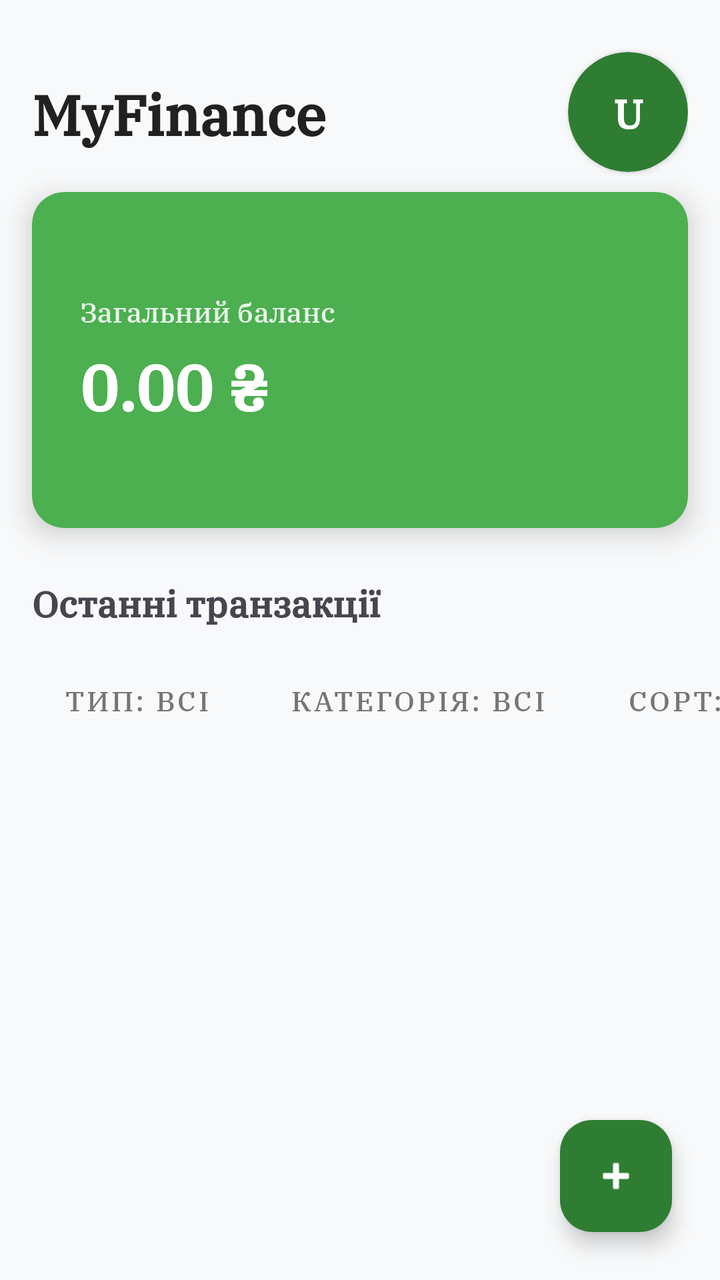
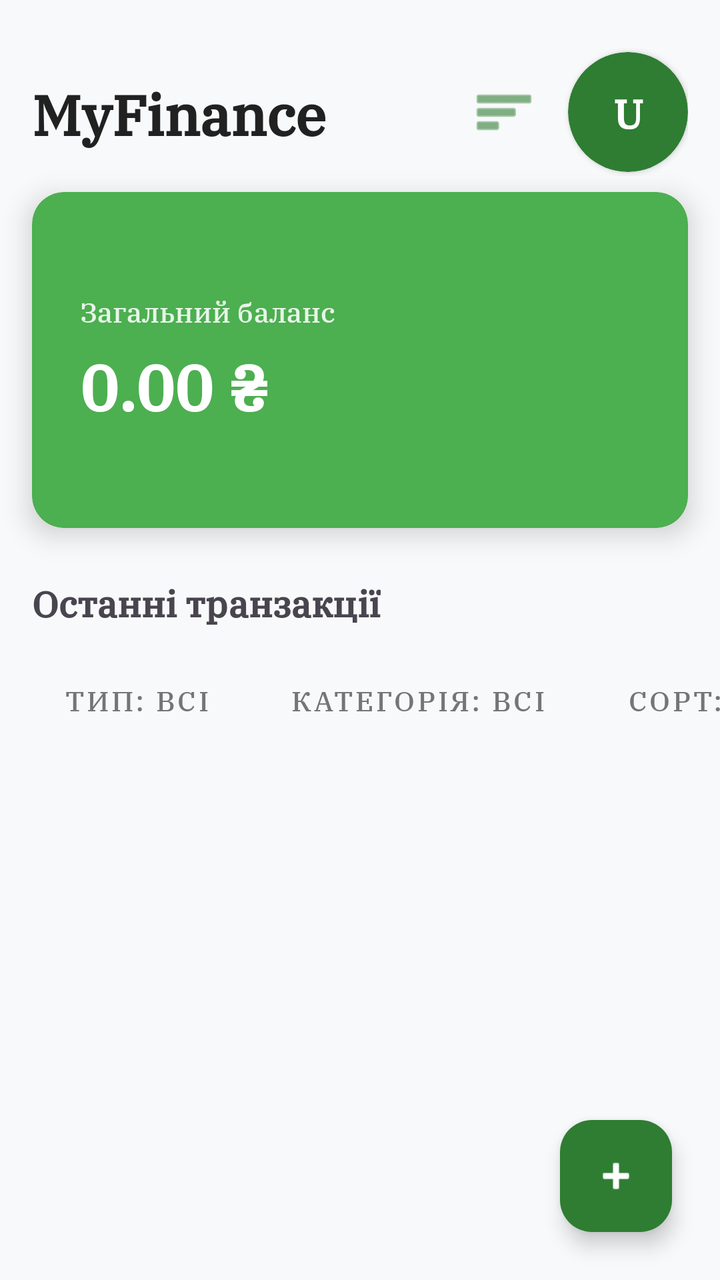

An Android layout rendered at two revisions. The XML below is the earlier revision; the diff shows what the commit changed to produce the second picture.
<!-- AndroidManifest.xml: application theme Theme.MyFinance -->
<!-- res/layout/activity_main.xml -->
<?xml version="1.0" encoding="utf-8"?>
<androidx.constraintlayout.widget.ConstraintLayout xmlns:android="http://schemas.android.com/apk/res/android"
    xmlns:app="http://schemas.android.com/apk/res-auto"
    xmlns:tools="http://schemas.android.com/tools"
    android:id="@+id/main"
    android:layout_width="match_parent"
    android:layout_height="match_parent"
    android:background="#F8F9FA"
    tools:context=".MainActivity">

    <FrameLayout
        android:id="@+id/headerContainer"
        android:layout_width="match_parent"
        android:layout_height="wrap_content"
        android:layout_marginTop="24dp"
        app:layout_constraintTop_toTopOf="parent">

        <LinearLayout
            android:id="@+id/topPanel"
            android:layout_width="match_parent"
            android:layout_height="wrap_content"
            android:gravity="center_vertical"
            android:minHeight="?attr/actionBarSize"
            android:orientation="horizontal"
            android:paddingHorizontal="16dp">

            <TextView
                android:layout_width="0dp"
                android:layout_height="wrap_content"
                android:layout_weight="1"
                android:text="MyFinance"
                android:textColor="#212121"
                android:textSize="28sp"
                android:textStyle="bold" />

            <androidx.cardview.widget.CardView
                android:id="@+id/cvProfile"
                android:layout_width="60dp"
                android:layout_height="60dp"
                android:clickable="true"
                android:focusable="true"
                android:foreground="?android:attr/selectableItemBackground"
                app:cardBackgroundColor="@color/primary_green"
                app:cardCornerRadius="200dp"
                app:cardElevation="2dp"
                app:cardPreventCornerOverlap="false">

                <TextView
                    android:id="@+id/tvProfileLetter"
                    android:layout_width="match_parent"
                    android:layout_height="match_parent"
                    android:gravity="center"
                    android:text="U"
                    android:textColor="#FFFFFF"
                    android:textSize="20sp"
                    android:textStyle="bold" />

                <ImageView
                    android:id="@+id/ivProfile"
                    android:layout_width="match_parent"
                    android:layout_height="match_parent"
                    android:scaleType="centerCrop"
                    android:visibility="gone" />

            </androidx.cardview.widget.CardView>
        </LinearLayout>

        <LinearLayout
            android:id="@+id/selectionPanel"
            android:layout_width="match_parent"
            android:layout_height="wrap_content"
            android:background="@color/selection_green"
            android:gravity="center_vertical"
            android:minHeight="?attr/actionBarSize"
            android:orientation="horizontal"
            android:paddingHorizontal="16dp"
            android:visibility="gone">

            <ImageView
                android:id="@+id/btnCloseSelection"
                android:layout_width="24dp"
                android:layout_height="24dp"
                android:src="@android:drawable/ic_menu_close_clear_cancel"
                app:tint="#000000" />

            <TextView
                android:id="@+id/tvSelectedCount"
                android:layout_width="0dp"
                android:layout_height="wrap_content"
                android:layout_marginStart="16dp"
                android:layout_weight="1"
                android:text="Вибрано: 1"
                android:textSize="18sp"
                android:textStyle="bold" />

            <ImageView
                android:id="@+id/btnSelectAll"
                android:layout_width="24dp"
                android:layout_height="24dp"
                android:layout_marginEnd="16dp"
                android:src="@android:drawable/ic_menu_agenda"
                app:tint="@color/primary_green" />

            <ImageView
                android:id="@+id/btnDeleteSelected"
                android:layout_width="24dp"
                android:layout_height="24dp"
                android:src="@android:drawable/ic_menu_delete"
                app:tint="#F44336" />
        </LinearLayout>
    </FrameLayout>

    <androidx.cardview.widget.CardView
        android:id="@+id/cardBalance"
        android:layout_width="match_parent"
        android:layout_height="wrap_content"
        android:layout_marginHorizontal="16dp"
        android:layout_marginTop="8dp"
        app:cardBackgroundColor="#4CAF50"
        app:cardCornerRadius="16dp"
        app:cardElevation="8dp"
        app:layout_constraintTop_toBottomOf="@id/headerContainer">

        <androidx.constraintlayout.widget.ConstraintLayout
            android:layout_width="match_parent"
            android:layout_height="wrap_content"
            android:padding="24dp">

            <LinearLayout
                android:id="@+id/layoutBalanceText"
                android:layout_width="0dp"
                android:layout_height="wrap_content"
                android:orientation="vertical"
                android:paddingVertical="4dp"
                android:paddingEnd="8dp"
                app:layout_constraintBottom_toBottomOf="parent"
                app:layout_constraintEnd_toStartOf="@+id/ivBalanceLogo"
                app:layout_constraintStart_toStartOf="parent"
                app:layout_constraintTop_toTopOf="parent">

                <TextView
                    android:layout_width="wrap_content"
                    android:layout_height="wrap_content"
                    android:text="Загальний баланс"
                    android:textColor="#E8F5E9"
                    android:textSize="14sp" />

                <TextView
                    android:id="@+id/tvTotalBalance"
                    android:layout_width="wrap_content"
                    android:layout_height="wrap_content"
                    android:layout_marginTop="4dp"
                    android:text="0.00 ₴"
                    android:textColor="#FFFFFF"
                    android:textSize="32sp"
                    android:textStyle="bold" />

            </LinearLayout>

            <ImageView
                android:id="@+id/ivBalanceLogo"
                android:layout_width="120dp"
                android:layout_height="120dp"
                android:alpha="0.9"
                app:layout_constraintBottom_toBottomOf="parent"
                app:layout_constraintEnd_toEndOf="parent"
                app:layout_constraintTop_toTopOf="parent" />

        </androidx.constraintlayout.widget.ConstraintLayout>
    </androidx.cardview.widget.CardView>

    <TextView
        android:id="@+id/tvHistoryLabel"
        android:layout_width="wrap_content"
        android:layout_height="wrap_content"
        android:layout_marginStart="16dp"
        android:layout_marginTop="24dp"
        android:text="Останні транзакції"
        android:textSize="18sp"
        android:textStyle="bold"
        app:layout_constraintStart_toStartOf="parent"
        app:layout_constraintTop_toBottomOf="@id/cardBalance" />

    <HorizontalScrollView
        android:id="@+id/filterScroll"
        android:layout_width="match_parent"
        android:layout_height="wrap_content"
        android:layout_marginTop="12dp"
        android:scrollbars="none"
        android:clipToPadding="false"
        android:paddingHorizontal="16dp"
        app:layout_constraintTop_toBottomOf="@id/tvHistoryLabel">

        <LinearLayout
            android:layout_width="wrap_content"
            android:layout_height="wrap_content"
            android:orientation="horizontal">

            <Button
                android:id="@+id/btnFilterType"
                style="@style/Widget.MaterialComponents.Button.OutlinedButton"
                android:layout_width="wrap_content"
                android:layout_height="wrap_content"
                android:text="Тип: Всі"
                android:textColor="#757575"
                app:strokeColor="#BDBDBD"
                android:layout_marginEnd="8dp"/>

            <Button
                android:id="@+id/btnFilterCategory"
                style="@style/Widget.MaterialComponents.Button.OutlinedButton"
                android:layout_width="wrap_content"
                android:layout_height="wrap_content"
                android:text="Категорія: Всі"
                android:textColor="#757575"
                app:strokeColor="#BDBDBD"
                android:layout_marginEnd="8dp"/>

            <Button
                android:id="@+id/btnSortDate"
                style="@style/Widget.MaterialComponents.Button.OutlinedButton"
                android:layout_width="wrap_content"
                android:layout_height="wrap_content"
                android:text="Сорт: Нові"
                android:textColor="#757575"
                app:strokeColor="#BDBDBD"/>
        </LinearLayout>
    </HorizontalScrollView>

    <androidx.recyclerview.widget.RecyclerView
        android:id="@+id/rvTransactions"
        android:layout_width="match_parent"
        android:layout_height="0dp"
        android:layout_marginTop="8dp"
        android:clipToPadding="false"
        android:paddingBottom="80dp"
        app:layout_constraintBottom_toBottomOf="parent"
        app:layout_constraintTop_toBottomOf="@id/filterScroll" />

    <LinearLayout
        android:id="@+id/scrollButtonsContainer"
        android:layout_width="wrap_content"
        android:layout_height="wrap_content"
        android:layout_margin="24dp"
        android:orientation="vertical"
        android:visibility="gone"
        app:layout_constraintBottom_toBottomOf="parent"
        app:layout_constraintStart_toStartOf="parent">

        <com.google.android.material.floatingactionbutton.FloatingActionButton
            android:id="@+id/fabScrollUp"
            android:layout_width="wrap_content"
            android:layout_height="wrap_content"
            android:layout_marginBottom="8dp"
            android:contentDescription="Вверх"
            android:src="@android:drawable/arrow_up_float"
            app:backgroundTint="#FFFFFF"
            app:elevation="4dp"
            app:fabCustomSize="40dp"
            app:borderWidth="0dp"
            app:shapeAppearanceOverlay="@style/ShapeAppearanceOverlay.MaterialComponents.FloatingActionButton"
            app:tint="@color/primary_green" />

        <com.google.android.material.floatingactionbutton.FloatingActionButton
            android:id="@+id/fabScrollDown"
            android:layout_width="wrap_content"
            android:layout_height="wrap_content"
            android:contentDescription="Вниз"
            android:src="@android:drawable/arrow_down_float"
            app:backgroundTint="#FFFFFF"
            app:elevation="4dp"
            app:fabCustomSize="40dp"
            app:borderWidth="0dp"
            app:shapeAppearanceOverlay="@style/ShapeAppearanceOverlay.MaterialComponents.FloatingActionButton"
            app:tint="@color/primary_green" />
    </LinearLayout>

    <com.google.android.material.floatingactionbutton.FloatingActionButton
        android:id="@+id/fabAddTransaction"
        android:layout_width="wrap_content"
        android:layout_height="wrap_content"
        android:layout_margin="24dp"
        android:contentDescription="Додати транзакцію"
        android:src="@android:drawable/ic_input_add"
        app:backgroundTint="@color/primary_green"
        app:layout_constraintBottom_toBottomOf="parent"
        app:layout_constraintEnd_toEndOf="parent"
        app:tint="#FFFFFF" />

</androidx.constraintlayout.widget.ConstraintLayout>
<!-- resources referenced by this layout -->
<resources>
  <color name="primary_green">#2E7D32</color>
  <color name="selection_green">#E8F5E9</color>
  <style name="Theme.MyFinance" parent="Base.Theme.MyFinance" />
  <style name="Base.Theme.MyFinance" parent="Theme.Material3.DayNight.NoActionBar">
          <item name="colorPrimary">@color/primary_green</item>
          <item name="colorSecondary">@color/primary_green_light</item>
  
          <item name="android:fontFamily">@font/ibm_plex_serif</item>
          <item name="fontFamily">@font/ibm_plex_serif</item>
      </style>
  <color name="primary_green_light">#4CAF50</color>
</resources>

<!-- the commit's change to res/layout/activity_main.xml (unified diff, before → after) -->
@@ -32,6 +32,17 @@
                 android:textColor="#212121"
                 android:textSize="28sp"
                 android:textStyle="bold" />
+
+            <ImageView
+                android:id="@+id/btnStatistics"
+                android:layout_width="32dp"
+                android:layout_height="32dp"
+                android:layout_marginEnd="16dp"
+                android:background="?android:attr/selectableItemBackgroundBorderless"
+                android:clickable="true"
+                android:focusable="true"
+                android:src="@android:drawable/ic_menu_sort_by_size"
+                app:tint="@color/primary_green" />
 
             <androidx.cardview.widget.CardView
                 android:id="@+id/cvProfile"
